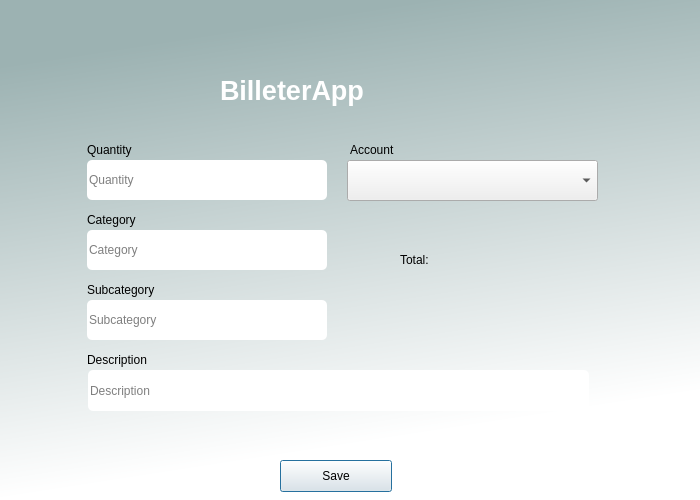
Before: the Qt Designer form guicore/operation_incomeexpense_screen.ui in Igna11/billetera, drawn with Qt 5.
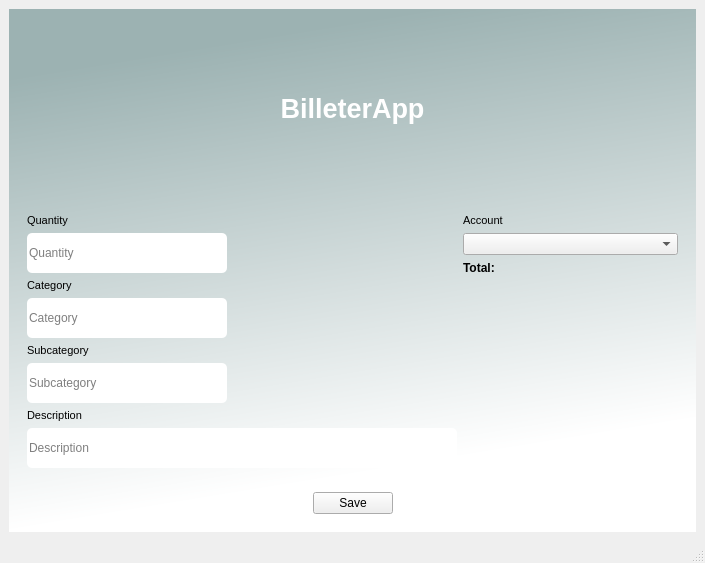
After: the same form once the commit is applied.

Patch:
```diff
--- a/guicore/operation_incomeexpense_screen.ui
+++ b/guicore/operation_incomeexpense_screen.ui
@@ -1,260 +1,337 @@
 <?xml version="1.0" encoding="UTF-8"?>
 <ui version="4.0">
- <class>BilleteraApp</class>
- <widget class="QDialog" name="BilleteraApp">
+ <class>MainWindow</class>
+ <widget class="QMainWindow" name="MainWindow">
   <property name="geometry">
    <rect>
     <x>0</x>
     <y>0</y>
-    <width>700</width>
-    <height>500</height>
+    <width>705</width>
+    <height>563</height>
    </rect>
   </property>
   <property name="windowTitle">
    <string>Dialog</string>
   </property>
-  <property name="sizeGripEnabled">
-   <bool>false</bool>
-  </property>
-  <property name="modal">
-   <bool>false</bool>
-  </property>
-  <widget class="QWidget" name="widget" native="true">
+  <widget class="QWidget" name="centralwidget">
+   <layout class="QHBoxLayout" name="horizontalLayout_4">
+    <item>
+     <widget class="QWidget" name="widget" native="true">
+      <property name="styleSheet">
+       <string notr="true">QWidget#widget{
+background-color:qlineargradient(spread:pad, x1:0, y1:0, x2:0.207, y2:0.954545, stop:0.132159 rgba(156, 178, 178, 255), stop:1 rgba(255, 255, 255, 255))}</string>
+      </property>
+      <layout class="QVBoxLayout" name="verticalLayout" stretch="7,7,1">
+       <item>
+        <widget class="QWidget" name="label_widget" native="true">
+         <layout class="QHBoxLayout" name="horizontalLayout_6">
+          <item>
+           <widget class="QLabel" name="label">
+            <property name="text">
+             <string>&lt;html&gt;&lt;head/&gt;&lt;body&gt;&lt;p align=&quot;center&quot;&gt;&lt;span style=&quot; font-size:20pt; font-weight:600; color:#ffffff;&quot;&gt;BilleterApp&lt;/span&gt;&lt;/p&gt;&lt;/body&gt;&lt;/html&gt;</string>
+            </property>
+           </widget>
+          </item>
+         </layout>
+        </widget>
+       </item>
+       <item>
+        <widget class="QWidget" name="main_widget" native="true">
+         <layout class="QHBoxLayout" name="horizontalLayout" stretch="2,1">
+          <item>
+           <layout class="QVBoxLayout" name="data_verticalLayout">
+            <item>
+             <widget class="QLabel" name="quantity_label">
+              <property name="font">
+               <font>
+                <pointsize>8</pointsize>
+               </font>
+              </property>
+              <property name="text">
+               <string>Quantity</string>
+              </property>
+             </widget>
+            </item>
+            <item>
+             <widget class="QLineEdit" name="quantity_line">
+              <property name="minimumSize">
+               <size>
+                <width>0</width>
+                <height>40</height>
+               </size>
+              </property>
+              <property name="maximumSize">
+               <size>
+                <width>200</width>
+                <height>16777215</height>
+               </size>
+              </property>
+              <property name="toolTip">
+               <string/>
+              </property>
+              <property name="styleSheet">
+               <string notr="true">background-color: rgb(255, 255, 255);
+border-radius:5px;
+</string>
+              </property>
+              <property name="text">
+               <string/>
+              </property>
+              <property name="frame">
+               <bool>false</bool>
+              </property>
+              <property name="placeholderText">
+               <string>Quantity</string>
+              </property>
+             </widget>
+            </item>
+            <item>
+             <widget class="QLabel" name="category_label">
+              <property name="font">
+               <font>
+                <pointsize>8</pointsize>
+               </font>
+              </property>
+              <property name="text">
+               <string>Category</string>
+              </property>
+             </widget>
+            </item>
+            <item>
+             <widget class="QLineEdit" name="category_line">
+              <property name="minimumSize">
+               <size>
+                <width>0</width>
+                <height>40</height>
+               </size>
+              </property>
+              <property name="maximumSize">
+               <size>
+                <width>200</width>
+                <height>16777215</height>
+               </size>
+              </property>
+              <property name="toolTip">
+               <string/>
+              </property>
+              <property name="styleSheet">
+               <string notr="true">background-color: rgb(255, 255, 255);
+border-radius:5px;
+</string>
+              </property>
+              <property name="text">
+               <string/>
+              </property>
+              <property name="frame">
+               <bool>false</bool>
+              </property>
+              <property name="placeholderText">
+               <string>Category</string>
+              </property>
+             </widget>
+            </item>
+            <item>
+             <widget class="QLabel" name="subcategory_label">
+              <property name="font">
+               <font>
+                <pointsize>8</pointsize>
+               </font>
+              </property>
+              <property name="text">
+               <string>Subcategory</string>
+              </property>
+             </widget>
+            </item>
+            <item>
+             <widget class="QLineEdit" name="subcategory_line">
+              <property name="minimumSize">
+               <size>
+                <width>0</width>
+                <height>40</height>
+               </size>
+              </property>
+              <property name="maximumSize">
+               <size>
+                <width>200</width>
+                <height>16777215</height>
+               </size>
+              </property>
+              <property name="toolTip">
+               <string/>
+              </property>
+              <property name="styleSheet">
+               <string notr="true">background-color: rgb(255, 255, 255);
+border-radius:5px;
+</string>
+              </property>
+              <property name="text">
+               <string/>
+              </property>
+              <property name="frame">
+               <bool>false</bool>
+              </property>
+              <property name="placeholderText">
+               <string>Subcategory</string>
+              </property>
+             </widget>
+            </item>
+            <item>
+             <widget class="QLabel" name="description_label">
+              <property name="font">
+               <font>
+                <pointsize>8</pointsize>
+               </font>
+              </property>
+              <property name="text">
+               <string>Description</string>
+              </property>
+             </widget>
+            </item>
+            <item>
+             <widget class="QLineEdit" name="description_line">
+              <property name="minimumSize">
+               <size>
+                <width>0</width>
+                <height>40</height>
+               </size>
+              </property>
+              <property name="toolTip">
+               <string/>
+              </property>
+              <property name="styleSheet">
+               <string notr="true">background-color: rgb(255, 255, 255);
+border-radius:5px;
+</string>
+              </property>
+              <property name="text">
+               <string/>
+              </property>
+              <property name="frame">
+               <bool>false</bool>
+              </property>
+              <property name="placeholderText">
+               <string>Description</string>
+              </property>
+             </widget>
+            </item>
+            <item>
+             <spacer name="data_verticalSpacer">
+              <property name="orientation">
+               <enum>Qt::Vertical</enum>
+              </property>
+              <property name="sizeHint" stdset="0">
+               <size>
+                <width>20</width>
+                <height>40</height>
+               </size>
+              </property>
+             </spacer>
+            </item>
+           </layout>
+          </item>
+          <item>
+           <layout class="QVBoxLayout" name="acc_verticalLayout" stretch="0,0,0,0">
+            <item>
+             <widget class="QLabel" name="account_label">
+              <property name="font">
+               <font>
+                <pointsize>8</pointsize>
+               </font>
+              </property>
+              <property name="text">
+               <string>Account</string>
+              </property>
+             </widget>
+            </item>
+            <item>
+             <widget class="QComboBox" name="accounts_comboBox"/>
+            </item>
+            <item>
+             <widget class="QLabel" name="total_label">
+              <property name="font">
+               <font>
+                <weight>75</weight>
+                <bold>true</bold>
+               </font>
+              </property>
+              <property name="text">
+               <string>Total: </string>
+              </property>
+             </widget>
+            </item>
+            <item>
+             <spacer name="verticalSpacer">
+              <property name="orientation">
+               <enum>Qt::Vertical</enum>
+              </property>
+              <property name="sizeHint" stdset="0">
+               <size>
+                <width>20</width>
+                <height>40</height>
+               </size>
+              </property>
+             </spacer>
+            </item>
+           </layout>
+          </item>
+         </layout>
+        </widget>
+       </item>
+       <item>
+        <widget class="QWidget" name="sabe_button_widget" native="true">
+         <layout class="QHBoxLayout" name="horizontalLayout_5">
+          <item>
+           <spacer name="save_horizontalSpacer_l">
+            <property name="orientation">
+             <enum>Qt::Horizontal</enum>
+            </property>
+            <property name="sizeHint" stdset="0">
+             <size>
+              <width>40</width>
+              <height>20</height>
+             </size>
+            </property>
+           </spacer>
+          </item>
+          <item>
+           <widget class="QPushButton" name="save_button">
+            <property name="text">
+             <string>Save</string>
+            </property>
+           </widget>
+          </item>
+          <item>
+           <spacer name="save_horizontalSpacer_r">
+            <property name="orientation">
+             <enum>Qt::Horizontal</enum>
+            </property>
+            <property name="sizeHint" stdset="0">
+             <size>
+              <width>40</width>
+              <height>20</height>
+             </size>
+            </property>
+           </spacer>
+          </item>
+         </layout>
+        </widget>
+       </item>
+      </layout>
+     </widget>
+    </item>
+   </layout>
+  </widget>
+  <widget class="QMenuBar" name="menubar">
    <property name="geometry">
     <rect>
      <x>0</x>
      <y>0</y>
-     <width>700</width>
-     <height>500</height>
+     <width>705</width>
+     <height>26</height>
     </rect>
    </property>
-   <property name="styleSheet">
-    <string notr="true">QWidget#widget{
-background-color:qlineargradient(spread:pad, x1:0, y1:0, x2:0.207, y2:0.954545, stop:0.132159 rgba(156, 178, 178, 255), stop:1 rgba(255, 255, 255, 255))}</string>
-   </property>
-   <widget class="QLabel" name="label">
-    <property name="geometry">
-     <rect>
-      <x>220</x>
-      <y>70</y>
-      <width>251</width>
-      <height>41</height>
-     </rect>
-    </property>
-    <property name="text">
-     <string>&lt;html&gt;&lt;head/&gt;&lt;body&gt;&lt;p&gt;&lt;span style=&quot; font-size:20pt; font-weight:600; color:#ffffff;&quot;&gt;BilleterApp&lt;/span&gt;&lt;/p&gt;&lt;/body&gt;&lt;/html&gt;</string>
-    </property>
-   </widget>
-   <widget class="QLineEdit" name="quantity_line">
-    <property name="geometry">
-     <rect>
-      <x>87</x>
-      <y>160</y>
-      <width>240</width>
-      <height>40</height>
-     </rect>
-    </property>
-    <property name="toolTip">
-     <string/>
-    </property>
-    <property name="styleSheet">
-     <string notr="true">background-color: rgb(255, 255, 255);
-border-radius:5px;
-</string>
-    </property>
-    <property name="text">
-     <string/>
-    </property>
-    <property name="frame">
-     <bool>false</bool>
-    </property>
-    <property name="placeholderText">
-     <string>Quantity</string>
-    </property>
-   </widget>
-   <widget class="QLineEdit" name="category_line">
-    <property name="geometry">
-     <rect>
-      <x>87</x>
-      <y>230</y>
-      <width>240</width>
-      <height>40</height>
-     </rect>
-    </property>
-    <property name="toolTip">
-     <string/>
-    </property>
-    <property name="styleSheet">
-     <string notr="true">background-color: rgb(255, 255, 255);
-border-radius:5px;
-</string>
-    </property>
-    <property name="text">
-     <string/>
-    </property>
-    <property name="frame">
-     <bool>false</bool>
-    </property>
-    <property name="placeholderText">
-     <string>Category</string>
-    </property>
-   </widget>
-   <widget class="QLineEdit" name="subcategory_line">
-    <property name="geometry">
-     <rect>
-      <x>87</x>
-      <y>300</y>
-      <width>240</width>
-      <height>40</height>
-     </rect>
-    </property>
-    <property name="toolTip">
-     <string/>
-    </property>
-    <property name="styleSheet">
-     <string notr="true">background-color: rgb(255, 255, 255);
-border-radius:5px;
-</string>
-    </property>
-    <property name="text">
-     <string/>
-    </property>
-    <property name="frame">
-     <bool>false</bool>
-    </property>
-    <property name="placeholderText">
-     <string>Subcategory</string>
-    </property>
-   </widget>
-   <widget class="QLabel" name="quantity_label">
-    <property name="geometry">
-     <rect>
-      <x>87</x>
-      <y>140</y>
-      <width>131</width>
-      <height>20</height>
-     </rect>
-    </property>
-    <property name="text">
-     <string>Quantity</string>
-    </property>
-   </widget>
-   <widget class="QLabel" name="category_label">
-    <property name="geometry">
-     <rect>
-      <x>87</x>
-      <y>210</y>
-      <width>131</width>
-      <height>20</height>
-     </rect>
-    </property>
-    <property name="text">
-     <string>Category</string>
-    </property>
-   </widget>
-   <widget class="QLabel" name="subcategory_label">
-    <property name="geometry">
-     <rect>
-      <x>87</x>
-      <y>280</y>
-      <width>131</width>
-      <height>20</height>
-     </rect>
-    </property>
-    <property name="text">
-     <string>Subcategory</string>
-    </property>
-   </widget>
-   <widget class="QLabel" name="description_label">
-    <property name="geometry">
-     <rect>
-      <x>87</x>
-      <y>350</y>
-      <width>131</width>
-      <height>20</height>
-     </rect>
-    </property>
-    <property name="text">
-     <string>Description</string>
-    </property>
-   </widget>
-   <widget class="QPushButton" name="save_button">
-    <property name="geometry">
-     <rect>
-      <x>280</x>
-      <y>460</y>
-      <width>112</width>
-      <height>32</height>
-     </rect>
-    </property>
-    <property name="text">
-     <string>Save</string>
-    </property>
-   </widget>
-   <widget class="QComboBox" name="accounts_comboBox">
-    <property name="geometry">
-     <rect>
-      <x>347</x>
-      <y>160</y>
-      <width>251</width>
-      <height>41</height>
-     </rect>
-    </property>
-   </widget>
-   <widget class="QLabel" name="account_label">
-    <property name="geometry">
-     <rect>
-      <x>350</x>
-      <y>140</y>
-      <width>140</width>
-      <height>20</height>
-     </rect>
-    </property>
-    <property name="text">
-     <string>Account</string>
-    </property>
-   </widget>
-   <widget class="QLineEdit" name="description_line">
-    <property name="geometry">
-     <rect>
-      <x>88</x>
-      <y>370</y>
-      <width>501</width>
-      <height>41</height>
-     </rect>
-    </property>
-    <property name="toolTip">
-     <string/>
-    </property>
-    <property name="styleSheet">
-     <string notr="true">background-color: rgb(255, 255, 255);
-border-radius:5px;
-</string>
-    </property>
-    <property name="text">
-     <string/>
-    </property>
-    <property name="frame">
-     <bool>false</bool>
-    </property>
-    <property name="placeholderText">
-     <string>Description</string>
-    </property>
-   </widget>
-   <widget class="QLabel" name="total_label">
-    <property name="geometry">
-     <rect>
-      <x>400</x>
-      <y>250</y>
-      <width>191</width>
-      <height>20</height>
-     </rect>
-    </property>
-    <property name="text">
-     <string>Total: </string>
-    </property>
-   </widget>
   </widget>
+  <widget class="QStatusBar" name="statusbar"/>
  </widget>
  <tabstops>
   <tabstop>accounts_comboBox</tabstop>
```
Left out of the diff: 10 changed lines with no effect on the pictures.
